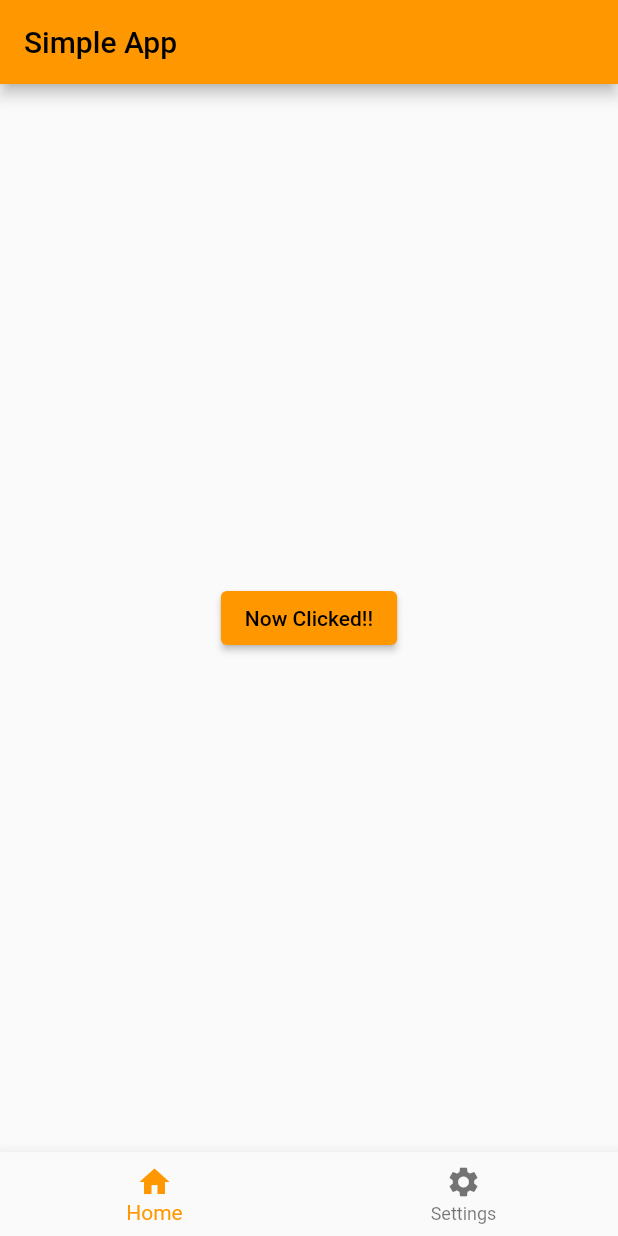
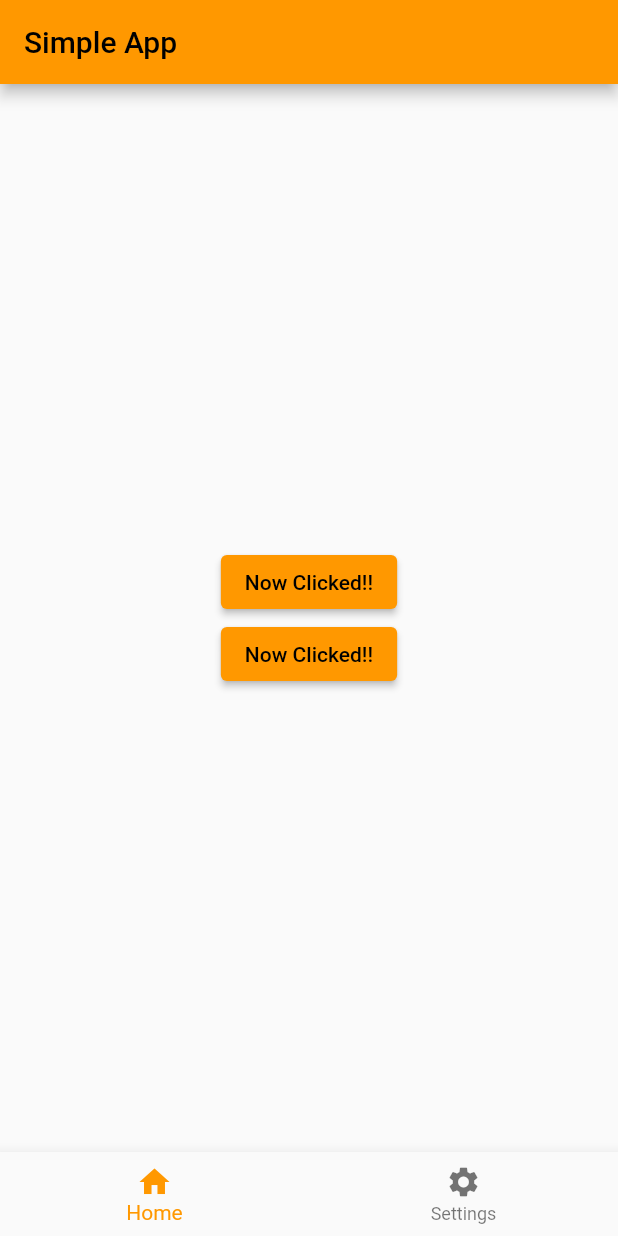
Before and after one commit to Lakshit-Chiranjiv/Flutter-Basics, a Flutter app: the screen it shows after launch, after a tap on "Unclicked", on a phone screen of 412 x 824 dp. Run offline on Flutter 3.47's test engine with Material 2 defaults, Android fonts, the phone set to English and light mode, and no system bars.

Commit message:
wrapped body in column and added another button

```diff
--- a/lib/main.dart
+++ b/lib/main.dart
@@ -62,7 +62,9 @@ class SomeWidgetState extends State<SomeWidget> {
           title: const Text('Simple App'),
         ),
         body: Center(
-            child: ElevatedButton(
+            child: Column(
+          children: [
+            ElevatedButton(
               onPressed: () {
                 print('btn clicked');
                 setState(() {
@@ -70,6 +72,19 @@ class SomeWidgetState extends State<SomeWidget> {
                 });
               },
               child: Text(btnLabel),
+            ),
+            ElevatedButton(
+              onPressed: () {
+                print('btn clicked');
+                setState(() {
+                  btnLabel = "Now Clicked!!";
+                });
+              },
+              child: Text(btnLabel),
+            ),
+          ],
+          mainAxisAlignment: MainAxisAlignment.center,
+          crossAxisAlignment: CrossAxisAlignment.center,
         )),
         bottomNavigationBar: BottomNavigationBar(
           items: const [
```
Lines whose indentation alone changed are shown as unchanged.
